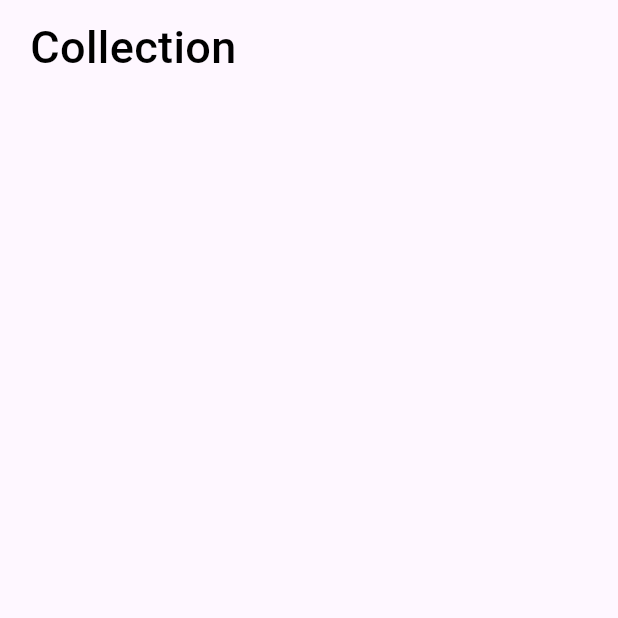
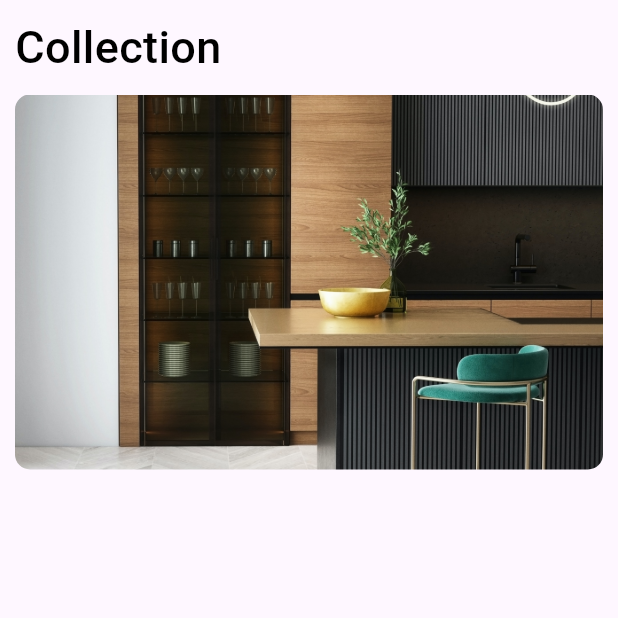
Before and after one commit to Tosin8/ktea, a Flutter app: the Category screen opened directly, on a phone screen of 412 x 824 dp, the top half of it. Run offline on Flutter 3.47's test engine with Material 3 defaults, Android fonts, the phone set to English and light mode, and no system bars; our stand-ins replace animate_do, custom_navigation_bar, firebase_auth, firebase_core, get; missing offline and left inert: antdesign_icons; accounts and stored records are empty.

Commit message:
Creating Category Collections

```diff
--- a/lib/screens/categories/category_body.dart
+++ b/lib/screens/categories/category_body.dart
@@ -13,10 +13,10 @@ class _Category_BodyState extends State<Category_Body> {
   @override
   Widget build(BuildContext context) {
     return Padding(
-        padding: const EdgeInsets.symmetric(vertical: 10,horizontal: 20
+        padding: const EdgeInsets.symmetric(vertical: 10,horizontal: 10
       ),
         child: ListView(children:  [
-          Text('Collection', style: TextStyle(color: Colors.black, fontSize: 30, fontWeight: FontWeight.w500),),
+          const Text('Collection', style: TextStyle(color: Colors.black, fontSize: 30, fontWeight: FontWeight.w500),),
           // HomeDecoration(),
           // SizedBox(height: 20),
           // Sofa(),
@@ -26,8 +26,16 @@ class _Category_BodyState extends State<Category_Body> {
           // Cabinet(),
           // SizedBox(height: 20),
            //Light(),
+           SizedBox(height: 10),
            Container(
-            height: 100,
+            height: 250,
+            width: 300,
+            decoration:  BoxDecoration(
+              borderRadius: BorderRadius.circular(10),
+              image: DecorationImage(
+                image: AssetImage('assets/images/collections/1.jpg',),
+                fit: BoxFit.cover,)
+            ),
            )
         ]));
   }
--- a/pubspec.yaml
+++ b/pubspec.yaml
@@ -153,7 +153,7 @@ flutter:
 
     #collections category
     - assets/images/collections/1.jpg
-    - assets/images/collecctions/2.jpg
+    - assets/images/collections/2.jpg
     - assets/images/collections/3.jpg
   #   - images/a_dot_ham.jpeg
   # An image asset can refer to one or more resolution-specific "variants", see
```
